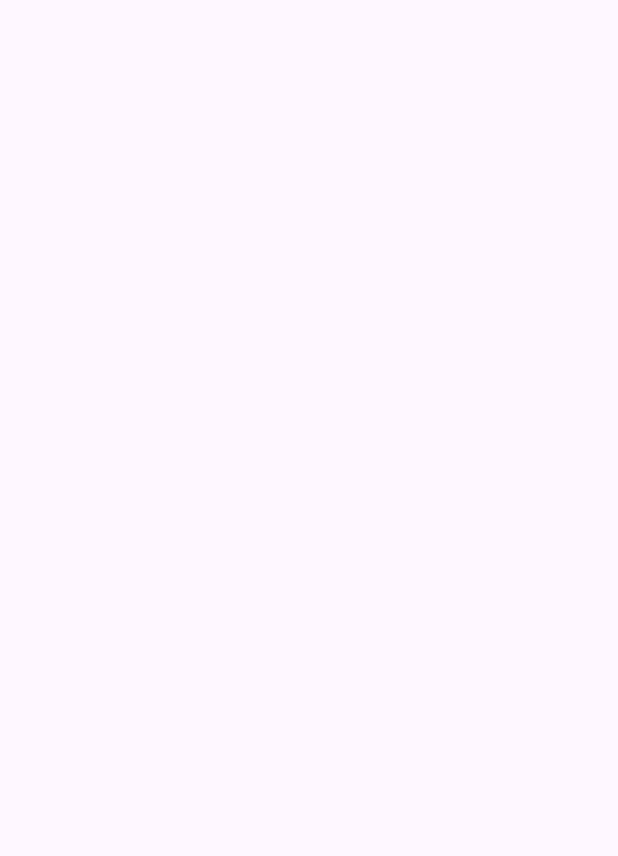
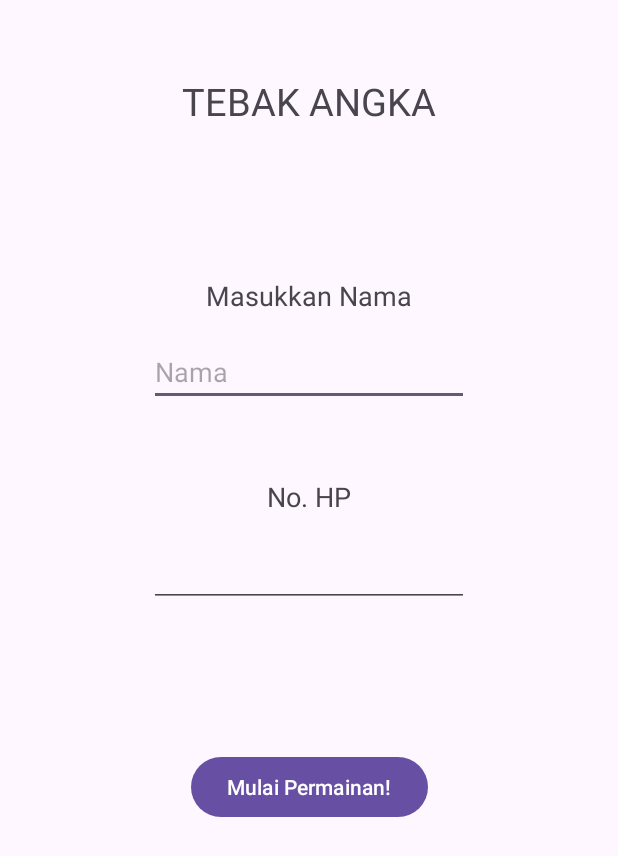
Before and after one commit to NicholasL5/UTS_PABA, an Android app: the DataPemain screen opened directly, with no data from a screen before it, on a phone screen of 412 x 824 dp. Before the commit the part shown is empty. Shown: the top 856 px of the screen. Run offline under Robolectric (Android 15) with nearby library versions, the phone set to English and light mode, and no system bars.

Commit message:
halaman data pemain

```diff
--- a/app/src/main/java/uts/c14210121/app/DataPemain.kt
+++ b/app/src/main/java/uts/c14210121/app/DataPemain.kt
@@ -1,12 +1,17 @@
 package uts.c14210121.app
 
+import android.content.Intent
 import android.os.Bundle
+import android.widget.*
 import androidx.activity.enableEdgeToEdge
 import androidx.appcompat.app.AppCompatActivity
 import androidx.core.view.ViewCompat
 import androidx.core.view.WindowInsetsCompat
 
 class DataPemain : AppCompatActivity() {
+    lateinit var _btnMulai : Button
+    lateinit var _inputNama : EditText
+    lateinit var _inputHp : EditText
     override fun onCreate(savedInstanceState: Bundle?) {
         super.onCreate(savedInstanceState)
         enableEdgeToEdge()
@@ -16,5 +21,20 @@ class DataPemain : AppCompatActivity() {
             v.setPadding(systemBars.left, systemBars.top, systemBars.right, systemBars.bottom)
             insets
         }
+
+        _btnMulai = findViewById(R.id.btnmulai)
+        _inputNama = findViewById(R.id.inputnama)
+        _inputHp = findViewById(R.id.inputhp)
+
+
+        _btnMulai.setOnClickListener{
+            val intent = Intent(this@DataPemain, Permainan::class.java).apply {
+                putExtra(Permainan.nama, _inputNama.text.toString())
+                putExtra(Permainan.nohp, _inputHp.text.toString())
+            }
+
+            startActivity(intent)
+        }
+
     }
 }
--- a/app/src/main/java/uts/c14210121/app/Permainan.kt
+++ b/app/src/main/java/uts/c14210121/app/Permainan.kt
@@ -7,6 +7,11 @@ import androidx.core.view.ViewCompat
 import androidx.core.view.WindowInsetsCompat
 
 class Permainan : AppCompatActivity() {
+    companion object{
+        var skor = 100
+        val nohp = ""
+        val nama = "nama"
+    }
     override fun onCreate(savedInstanceState: Bundle?) {
         super.onCreate(savedInstanceState)
         enableEdgeToEdge()
--- a/app/src/main/res/layout/activity_data_pemain.xml
+++ b/app/src/main/res/layout/activity_data_pemain.xml
@@ -7,4 +7,70 @@
     android:layout_height="match_parent"
     tools:context=".DataPemain">
 
+    <Button
+        android:id="@+id/btnmulai"
+        android:layout_width="wrap_content"
+        android:layout_height="wrap_content"
+        android:text="Mulai Permainan!"
+        app:layout_constraintBottom_toBottomOf="parent"
+        app:layout_constraintEnd_toEndOf="parent"
+        app:layout_constraintStart_toStartOf="parent"
+        app:layout_constraintTop_toBottomOf="@+id/inputhp"
+        app:layout_constraintVertical_bias="0.259" />
+
+    <EditText
+        android:id="@+id/inputnama"
+        android:layout_width="wrap_content"
+        android:layout_height="wrap_content"
+        android:layout_marginTop="16dp"
+        android:ems="10"
+        android:inputType="text"
+        android:hint="Nama"
+        app:layout_constraintEnd_toEndOf="@+id/textView22"
+        app:layout_constraintStart_toStartOf="@+id/textView22"
+        app:layout_constraintTop_toBottomOf="@+id/textView22" />
+
+    <TextView
+        android:id="@+id/textView22"
+        android:layout_width="wrap_content"
+        android:layout_height="wrap_content"
+        android:layout_marginTop="100dp"
+        android:text="Masukkan Nama"
+        android:textSize="18sp"
+        app:layout_constraintEnd_toEndOf="@+id/textView24"
+        app:layout_constraintStart_toStartOf="@+id/textView24"
+        app:layout_constraintTop_toBottomOf="@+id/textView24" />
+
+    <TextView
+        android:id="@+id/textView23"
+        android:layout_width="wrap_content"
+        android:layout_height="wrap_content"
+        android:layout_marginTop="48dp"
+        android:text="No. HP"
+        android:textSize="18sp"
+        app:layout_constraintEnd_toEndOf="@+id/inputnama"
+        app:layout_constraintStart_toStartOf="@+id/inputnama"
+        app:layout_constraintTop_toBottomOf="@+id/inputnama" />
+
+    <EditText
+        android:id="@+id/inputhp"
+        android:layout_width="wrap_content"
+        android:layout_height="wrap_content"
+        android:layout_marginTop="16dp"
+        android:ems="10"
+        android:inputType="phone"
+        app:layout_constraintEnd_toEndOf="@+id/textView23"
+        app:layout_constraintStart_toStartOf="@+id/textView23"
+        app:layout_constraintTop_toBottomOf="@+id/textView23" />
+
+    <TextView
+        android:id="@+id/textView24"
+        android:layout_width="wrap_content"
+        android:layout_height="wrap_content"
+        android:layout_marginTop="50dp"
+        android:text="TEBAK ANGKA"
+        android:textSize="25sp"
+        app:layout_constraintEnd_toEndOf="parent"
+        app:layout_constraintStart_toStartOf="parent"
+        app:layout_constraintTop_toTopOf="parent" />
 </androidx.constraintlayout.widget.ConstraintLayout>
```
